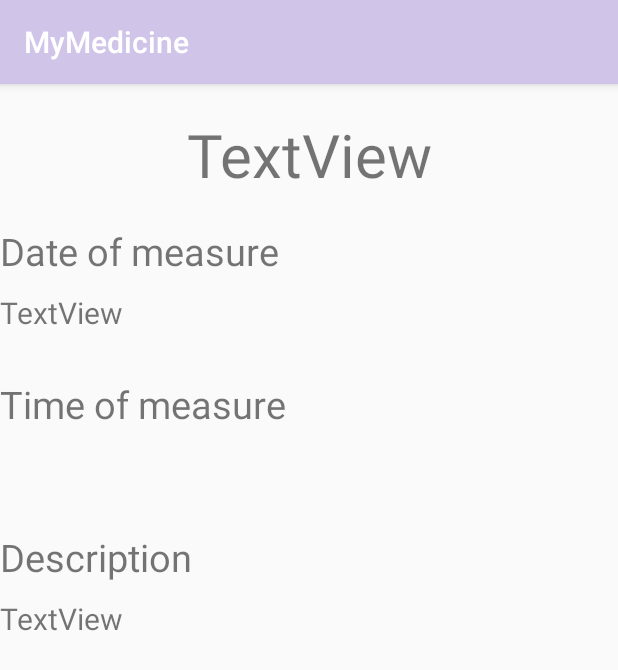
After one commit to EvgeniyaKorsakova650504/MyMedicine, an Android app: the Measure screen opened directly, with no data from a screen before it, on a phone screen of 412 x 824 dp. The commit adds this screen. Shown: the top 670 px of the screen. Run offline under Robolectric (Android 15) with nearby library versions, the phone set to English and light mode, and no system bars.

Commit message:
Add files via upload

```diff
--- a/src/main/AndroidManifest.xml
+++ b/src/main/AndroidManifest.xml
@@ -20,7 +20,11 @@
         <activity android:name=".ListOfPills" />
         <activity android:name=".AddMedication" />
         <activity android:name=".ListMeasure" />
-        <activity android:name=".Medication"></activity>
+        <activity android:name=".Medication" />
+
+        <receiver android:name=".Receiver" />
+
+        <activity android:name=".Measure"></activity>
     </application>
 
 </manifest>
--- /dev/null
+++ b/src/main/java/com/tritpo/mymedicine/Measure.java
@@ -0,0 +1,54 @@
+package com.tritpo.mymedicine;
+
+import android.content.Intent;
+import android.database.Cursor;
+import android.database.sqlite.SQLiteDatabase;
+import android.support.v7.app.AppCompatActivity;
+import android.os.Bundle;
+import android.widget.ArrayAdapter;
+import android.widget.TextView;
+
+import java.util.ArrayList;
+
+public class Measure extends AppCompatActivity {
+
+    DBHelperMeasure DB;
+    SQLiteDatabase db;
+
+    @Override
+    protected void onCreate(Bundle savedInstanceState) {
+        super.onCreate(savedInstanceState);
+        setContentView(R.layout.activity_measure_item);
+        DBHelperMeasure DB=new DBHelperMeasure(this);
+        db = DB.getReadableDatabase();
+        Intent intent=getIntent();
+        showItem(intent.getIntExtra("position",1));
+    }
+
+    public void showItem(int position){
+            setContentView(R.layout.activity_measure_item);
+
+            TextView name=findViewById(R.id.MeasureName);
+            TextView date=findViewById(R.id.DateMeasure);
+            TextView time=findViewById(R.id.TimeMeasure);
+            TextView desc=findViewById(R.id.Description);
+
+            Cursor cursor = db.query(DB.TABLE_NAME, null, null, null, null, null, null);
+
+            if (cursor.moveToPosition(position)) {
+
+                int nameColIndex = cursor.getColumnIndex(DB.COLUMN_NAME);
+                int dateColIndex = cursor.getColumnIndex(DB.COLUMN_DATE);
+                int timeColIndex = cursor.getColumnIndex(DB.COLUMN_TIME);
+                int descColIndex = cursor.getColumnIndex(DB.COLUMN_DESCRIPTION);
+
+                name.setText(cursor.getString(nameColIndex));
+                date.setText(cursor.getString(dateColIndex));
+                time.setText(cursor.getString(timeColIndex));
+                desc.setText(cursor.getString(descColIndex));
+
+            }
+
+            cursor.close();
+        }
+}
--- a/src/main/java/com/tritpo/mymedicine/Receiver.java
+++ b/src/main/java/com/tritpo/mymedicine/Receiver.java
@@ -16,7 +16,7 @@ public class Receiver extends BroadcastReceiver {
         builder.setWhen(System.currentTimeMillis());
         builder.setSmallIcon(R.mipmap.ic_launcher);
         builder.setContentTitle("Remind");
-        builder.setContentText("Beep");
+        builder.setContentText("Don't forget about pills");
         builder.setDefaults(NotificationCompat.DEFAULT_LIGHTS | NotificationCompat.DEFAULT_SOUND);
 
 
--- a/src/main/res/layout/activity_list_of_pills.xml
+++ b/src/main/res/layout/activity_list_of_pills.xml
@@ -21,8 +21,8 @@
         android:layout_margin="16dp"
         android:src="@drawable/plus"
         android:onClick="onClickAdd"
-        fab:fab_colorNormal="#D81B60"
-        fab:fab_colorPressed="#ffff"
-        fab:fab_colorRipple="#D81B60" />
+        fab:fab_colorNormal="#F44335"
+        fab:fab_colorPressed="#FF7960"
+        fab:fab_colorRipple="#F44335" />
 
 </FrameLayout>
--- /dev/null
+++ b/src/main/res/layout/activity_measure_item.xml
@@ -0,0 +1,61 @@
+<?xml version="1.0" encoding="utf-8"?>
+<LinearLayout
+    xmlns:android="http://schemas.android.com/apk/res/android"
+    android:orientation="vertical"
+    android:layout_width="match_parent"
+    android:layout_height="match_parent">
+
+    <TextView
+        android:id="@+id/MeasureName"
+        android:layout_width="match_parent"
+        android:layout_height="wrap_content"
+        android:layout_marginVertical="20dp"
+        android:gravity="center_horizontal"
+        android:text="TextView"
+        android:textSize="40sp"/>
+    <TextView
+        android:layout_width="match_parent"
+        android:layout_height="wrap_content"
+        android:layout_marginBottom="10dp"
+        android:textSize="25sp"
+        android:text="Date of measure " />
+
+    <TextView
+        android:id="@+id/DateMeasure"
+        android:layout_width="match_parent"
+        android:layout_height="wrap_content"
+        android:layout_marginBottom="30dp"
+        android:textSize="20sp"
+        android:text="TextView" />
+
+
+    <TextView
+        android:layout_width="match_parent"
+        android:layout_height="wrap_content"
+        android:layout_marginBottom="10dp"
+        android:textSize="25sp"
+        android:text="Time of measure" />
+
+
+    <TextView
+        android:id="@+id/TimeMeasure"
+        android:layout_width="match_parent"
+        android:layout_height="wrap_content"
+        android:textSize="20sp"
+        android:layout_marginBottom="30dp"/>
+
+    <TextView
+        android:layout_width="match_parent"
+        android:layout_height="wrap_content"
+        android:layout_marginBottom="10dp"
+        android:textSize="25sp"
+        android:text="Description" />
+
+    <TextView
+        android:id="@+id/Description"
+        android:layout_width="match_parent"
+        android:layout_height="wrap_content"
+        android:text="TextView"
+        android:textSize="20sp" />
+
+</LinearLayout>
--- a/src/main/res/values/colors.xml
+++ b/src/main/res/values/colors.xml
@@ -1,6 +1,6 @@
 <?xml version="1.0" encoding="utf-8"?>
 <resources>
-    <color name="colorPrimary">#008577</color>
-    <color name="colorPrimaryDark">#00574B</color>
-    <color name="colorAccent">#D81B60</color>
+    <color name="colorPrimary">#D1C4E9</color>
+    <color name="colorPrimaryDark">#A094B7</color>
+    <color name="colorAccent">#F44335</color>
 </resources>
```
Also changed, not shown: src/main/java/com/tritpo/mymedicine/AddMeasure.java (+61 -13 lines), src/main/java/com/tritpo/mymedicine/AddMedication.java (+23 -20 lines), src/main/java/com/tritpo/mymedicine/ListMeasure.java (+142 -13 lines), src/main/java/com/tritpo/mymedicine/MainActivity.java (+11 -4 lines), src/main/res/layout/activity_add_measure.xml (+7 -7 lines), src/main/res/layout/activity_list_measure.xml (+9 -7 lines), src/main/res/layout/activity_main.xml (+1 -7 lines), src/main/ic_launcher-web.png (added), src/main/res/mipmap-hdpi/ic_launcher.png, src/main/res/mipmap-mdpi/ic_launcher.png, src/main/res/mipmap-mdpi/icon.png (added), src/main/res/mipmap-xhdpi/ic_launcher.png, src/main/res/mipmap-xxhdpi/ic_launcher.png, src/main/res/mipmap-xxxhdpi/ic_launcher.png.
